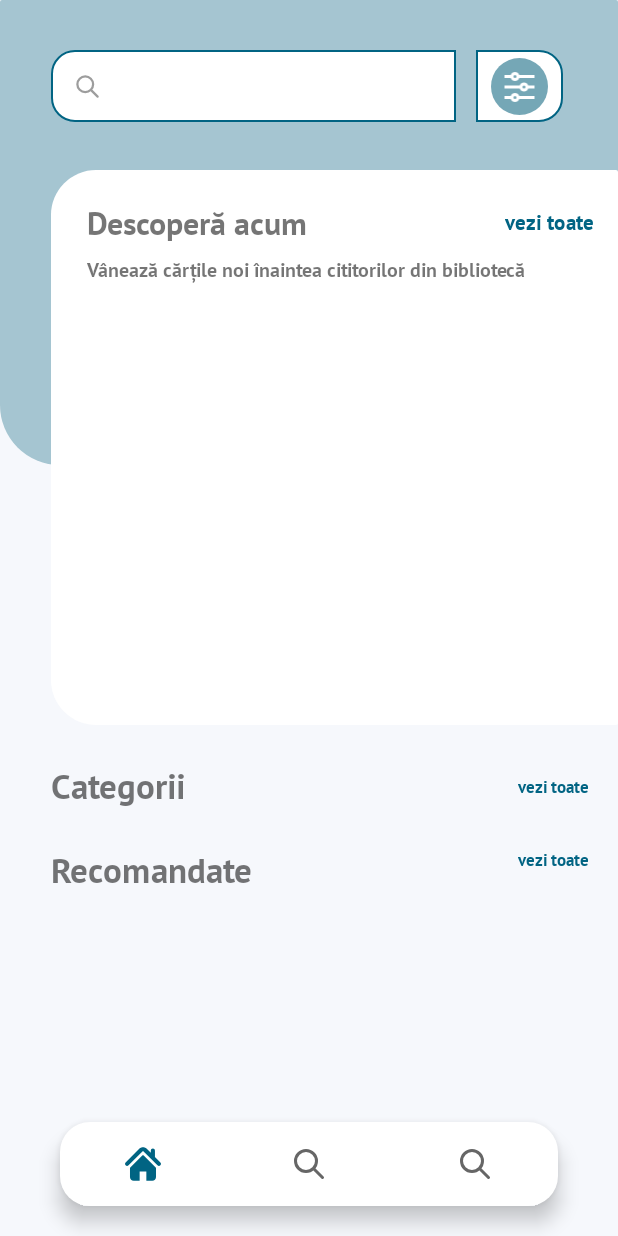
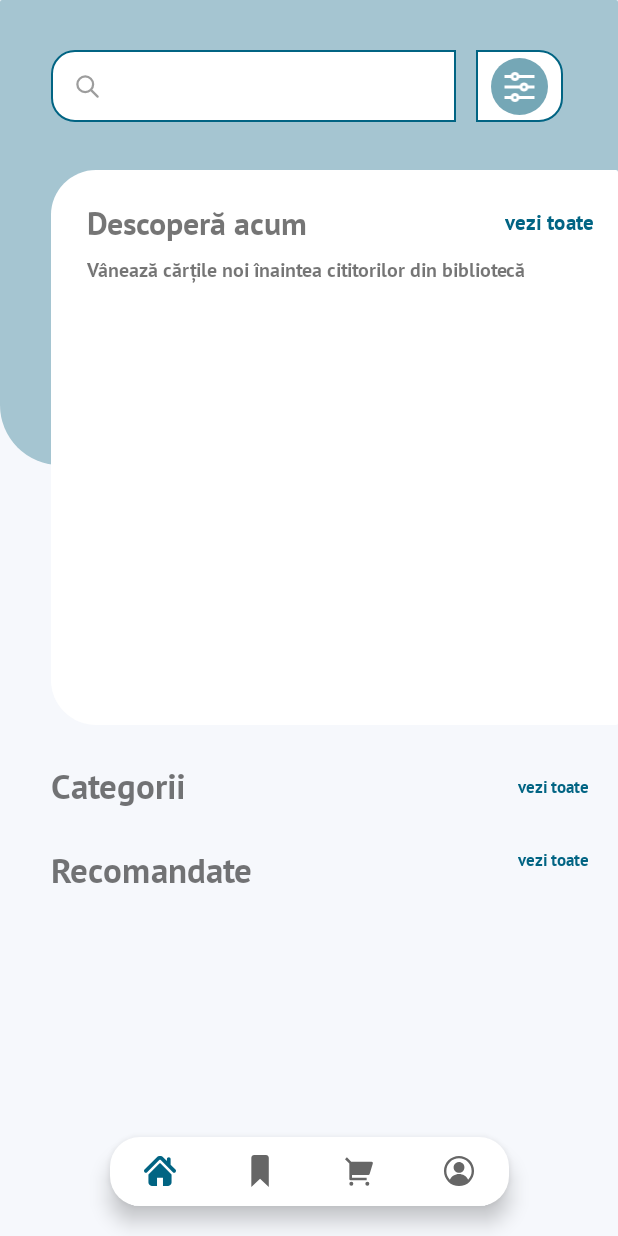
Before and after one commit to ximenaremes/ZeebooksClientMobile, an Android app: the DashboardActivity screen opened directly, with no data from a screen before it, on a phone screen of 412 x 824 dp. Run offline under Robolectric (Android 15) with nearby library versions, the phone set to English and light mode, and no system bars; our stand-ins replace data binding, navigation-ui.

Commit message:
updated bottom navigation

```diff
--- a/app/src/main/java/com/example/zeebooks/feature_dashboard/ui/activity/DashboardActivity.kt
+++ b/app/src/main/java/com/example/zeebooks/feature_dashboard/ui/activity/DashboardActivity.kt
@@ -4,7 +4,6 @@ import android.os.Bundle
 import android.view.View
 import androidx.appcompat.app.AppCompatActivity
 import androidx.navigation.findNavController
-import androidx.navigation.ui.AppBarConfiguration
 import androidx.navigation.ui.setupWithNavController
 import com.example.zeebooks.R
 import com.example.zeebooks.databinding.ActivityDashboardBinding
@@ -20,19 +19,14 @@ class DashboardActivity : AppCompatActivity() {
         setContentView(binding.root)
         val navController = findNavController(R.id.nav_dashboard_items)
 
-        AppBarConfiguration(
-            setOf(
-                R.id.exploreFragment,
-                R.id.categoriesFragment,
-                R.id.nav_profile,
-            )
-        )
         binding.bottomNavigation.setupWithNavController(navController)
         navController.addOnDestinationChangedListener { _, destination, _ ->
             when (destination.id) {
-                R.id.detailsBookFragment -> hideBottomNav()
-                R.id.filterFragment -> hideBottomNav()
-                else -> showBottomNav()
+                R.id.exploreFragment -> showBottomNav()
+                R.id.wishlistFragment -> showBottomNav()
+                R.id.paymentFragment -> showBottomNav()
+                R.id.profileFragment -> showBottomNav()
+                else -> hideBottomNav()
             }
         }
     }
--- /dev/null
+++ b/app/src/main/res/drawable/ic_favorite.xml
@@ -0,0 +1,9 @@
+<vector xmlns:android="http://schemas.android.com/apk/res/android"
+    android:width="44dp"
+    android:height="44dp"
+    android:viewportWidth="24"
+    android:viewportHeight="24">
+  <path
+      android:pathData="m5.5,2.089v21.912l6.546,-6.26 6.545,6.26v-21.912c-0.012,-1.156 -0.952,-2.089 -2.109,-2.089 -0.026,0 -0.051,0 -0.077,0.001h0.004,-8.726c-0.022,-0.001 -0.047,-0.001 -0.073,-0.001 -1.158,0 -2.098,0.933 -2.109,2.088v0.001z"
+      android:fillColor="#9D9D9D"/>
+</vector>
--- a/app/src/main/res/drawable/ic_home.xml
+++ b/app/src/main/res/drawable/ic_home.xml
@@ -1,12 +1,12 @@
 <vector xmlns:android="http://schemas.android.com/apk/res/android"
-    android:width="800dp"
-    android:height="800dp"
+    android:width="84dp"
+    android:height="84dp"
     android:viewportWidth="495.4"
     android:viewportHeight="495.4">
   <path
       android:pathData="M487.08,225.51l-75.08,-75.08V63.7c0,-15.68 -12.71,-28.39 -28.41,-28.39c-15.67,0 -28.38,12.71 -28.38,28.39v29.94L299.31,37.74c-27.64,-27.62 -75.69,-27.58 -103.27,0.05L8.31,225.51c-11.08,11.1 -11.08,29.07 0,40.16c11.09,11.1 29.09,11.1 40.17,0l187.71,-187.73c6.11,-6.08 16.89,-6.08 22.98,-0.02l187.74,187.75c5.57,5.55 12.82,8.31 20.08,8.31c7.27,0 14.54,-2.76 20.09,-8.31C498.17,254.59 498.17,236.62 487.08,225.51z"
-      android:fillColor="#000000"/>
+      android:fillColor="#9D9D9D"/>
   <path
       android:pathData="M257.56,131.84c-5.45,-5.45 -14.28,-5.45 -19.72,0L72.71,296.91c-2.61,2.61 -4.09,6.16 -4.09,9.88v120.4c0,28.25 22.91,51.16 51.16,51.16h81.75v-126.61h92.3v126.61h81.75c28.25,0 51.16,-22.91 51.16,-51.16V306.79c0,-3.71 -1.47,-7.27 -4.09,-9.88L257.56,131.84z"
-      android:fillColor="#000000"/>
+      android:fillColor="#9D9D9D"/>
 </vector>
--- /dev/null
+++ b/app/src/main/res/drawable/ic_shopping_cart.xml
@@ -0,0 +1,9 @@
+<vector xmlns:android="http://schemas.android.com/apk/res/android"
+    android:width="24dp"
+    android:height="24dp"
+    android:viewportWidth="24"
+    android:viewportHeight="24">
+  <path
+      android:fillColor="#9D9D9D"
+      android:pathData="M4,6.414L0.757,3.172l1.415,-1.415L5.414,5h15.242a1,1 0,0 1,0.958 1.287l-2.4,8a1,1 0,0 1,-0.958 0.713L6,15v2h11v2L5,19a1,1 0,0 1,-1 -1L4,6.414zM5.5,23a1.5,1.5 0,1 1,0 -3,1.5 1.5,0 0,1 0,3zM17.5,23a1.5,1.5 0,1 1,0 -3,1.5 1.5,0 0,1 0,3z"/>
+</vector>
--- a/app/src/main/res/layout/activity_dashboard.xml
+++ b/app/src/main/res/layout/activity_dashboard.xml
@@ -1,6 +1,5 @@
 <?xml version="1.0" encoding="utf-8"?>
-<layout
-    xmlns:android="http://schemas.android.com/apk/res/android"
+<layout xmlns:android="http://schemas.android.com/apk/res/android"
     xmlns:app="http://schemas.android.com/apk/res-auto"
     xmlns:tools="http://schemas.android.com/tools">
 
@@ -24,11 +23,13 @@
 
         <com.google.android.material.bottomnavigation.BottomNavigationView
             android:id="@+id/bottomNavigation"
-            android:layout_width="match_parent"
-            android:layout_height="wrap_content"
+            android:layout_width="266dp"
+            android:layout_height="46dp"
             android:layout_marginHorizontal="@dimen/margin_40"
             android:layout_marginBottom="20dp"
             android:background="@drawable/background_toolbar"
+            app:itemIconSize="@dimen/margin_21"
+            app:itemRippleColor="@color/my_acc_pie_chart_color_3"
             app:labelVisibilityMode="unlabeled"
             app:layout_constraintBottom_toBottomOf="parent"
             app:layout_constraintEnd_toEndOf="parent"
--- a/app/src/main/res/menu/navigation_items.xml
+++ b/app/src/main/res/menu/navigation_items.xml
@@ -5,11 +5,15 @@
         android:title=""
         android:icon="@drawable/ic_home" />
 
-    <item android:id="@+id/categoriesFragment"
+    <item android:id="@+id/wishlistFragment"
         android:title=""
-        android:icon="@drawable/ic_search" />
+        android:icon="@drawable/ic_favorite" />
+
+    <item android:id="@+id/nav_payment"
+        android:title=""
+        android:icon="@drawable/ic_shopping_cart" />
 
     <item android:id="@+id/nav_profile"
         android:title=""
-        android:icon="@drawable/ic_search" />
+        android:icon="@drawable/ic_profile" />
 </menu>
--- a/app/src/main/res/navigation/nav_dashboard.xml
+++ b/app/src/main/res/navigation/nav_dashboard.xml
@@ -56,4 +56,10 @@
             android:id="@+id/action_exploreFragment_to_nav_profile"
             app:destination="@id/nav_profile" />
     </fragment>
+    <fragment
+        android:id="@+id/wishlistFragment"
+        android:name="com.example.zeebooks.feature_dashboard.ui.fragment.WishlistFragment"
+        android:label="fragment_wishlist"
+        tools:layout="@layout/fragment_wishlist" />
+    <include app:graph="@navigation/nav_payment" />
 </navigation>
--- /dev/null
+++ b/app/src/main/res/navigation/nav_payment.xml
@@ -0,0 +1,13 @@
+<?xml version="1.0" encoding="utf-8"?>
+<navigation xmlns:android="http://schemas.android.com/apk/res/android"
+    xmlns:app="http://schemas.android.com/apk/res-auto"
+    xmlns:tools="http://schemas.android.com/tools"
+    android:id="@+id/nav_payment"
+    app:startDestination="@id/paymentFragment">
+
+    <fragment
+        android:id="@+id/paymentFragment"
+        android:name="com.example.zeebooks.feature_payment.ui.fragment.PaymentFragment"
+        android:label="fragment_payment"
+        tools:layout="@layout/fragment_payment" />
+</navigation>
```
Also changed, not shown: app/src/main/java/com/example/zeebooks/feature_dashboard/ui/fragment/WishlistFragment.kt (added, +19 -0 lines), app/src/main/java/com/example/zeebooks/feature_payment/ui/fragment/PaymentFragment.kt (added, +19 -0 lines), app/src/main/res/drawable/ic_eye_off.xml (deleted, +0 -9 lines), app/src/main/res/drawable/ic_eye_on.xml (deleted, +0 -9 lines), app/src/main/res/layout/fragment_payment.xml (added, +11 -0 lines), app/src/main/res/layout/fragment_wishlist.xml (added, +11 -0 lines).
